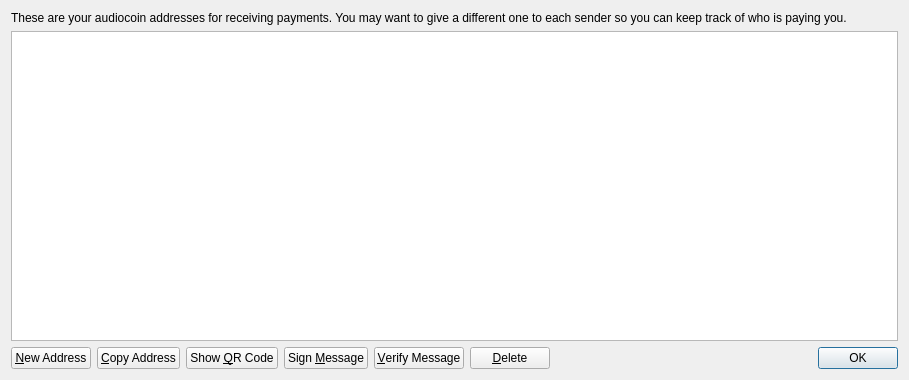
This is src/qt/forms/addressbookpage.ui in aurovine/AudioCoin as Qt 5 draws it before an edit. The edited form follows.
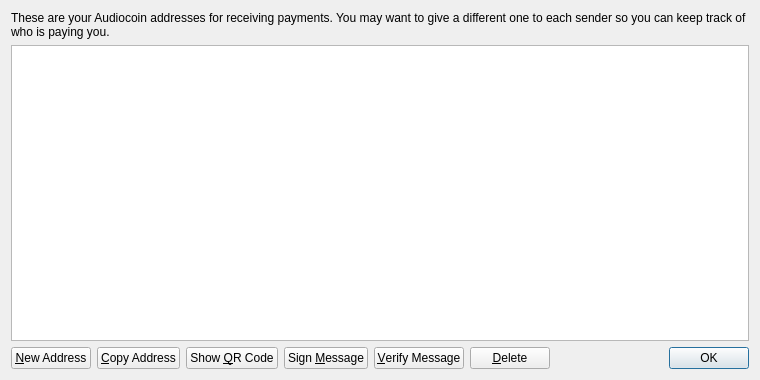
This is the edited form. Icons and pictures are not drawn.

```diff
--- a/src/qt/forms/addressbookpage.ui
+++ b/src/qt/forms/addressbookpage.ui
@@ -6,7 +6,7 @@
    <rect>
     <x>0</x>
     <y>0</y>
-    <width>909</width>
+    <width>760</width>
     <height>380</height>
    </rect>
   </property>
@@ -17,7 +17,7 @@
    <item>
     <widget class="QLabel" name="labelExplanation">
      <property name="text">
-      <string>These are your audiocoin addresses for receiving payments. You may want to give a different one to each sender so you can keep track of who is paying you.</string>
+      <string>These are your Audiocoin addresses for receiving payments. You may want to give a different one to each sender so you can keep track of who is paying you.</string>
      </property>
      <property name="textFormat">
       <enum>Qt::PlainText</enum>
@@ -38,9 +38,6 @@
      <property name="tabKeyNavigation">
       <bool>false</bool>
      </property>
-     <property name="alternatingRowColors">
-      <bool>true</bool>
-     </property>
      <property name="selectionMode">
       <enum>QAbstractItemView::SingleSelection</enum>
      </property>
```
Left out of the diff: 28 changed lines with no effect on the pictures.
